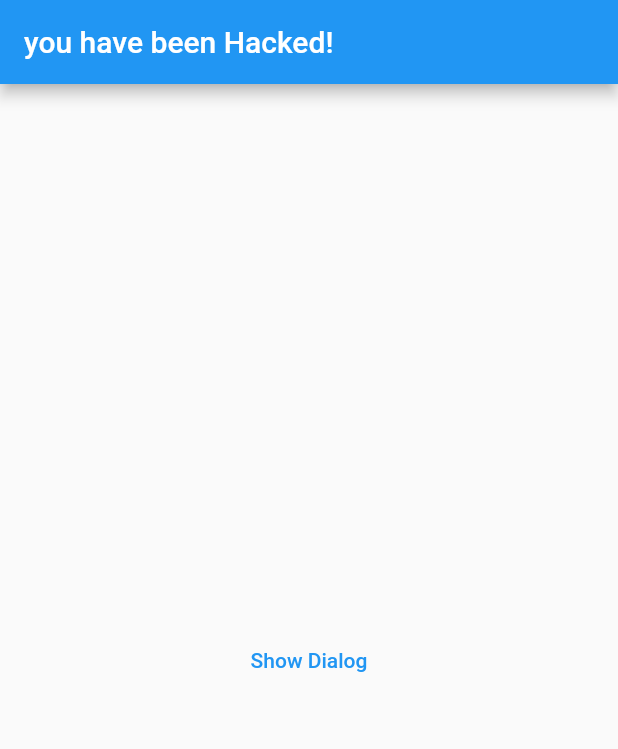
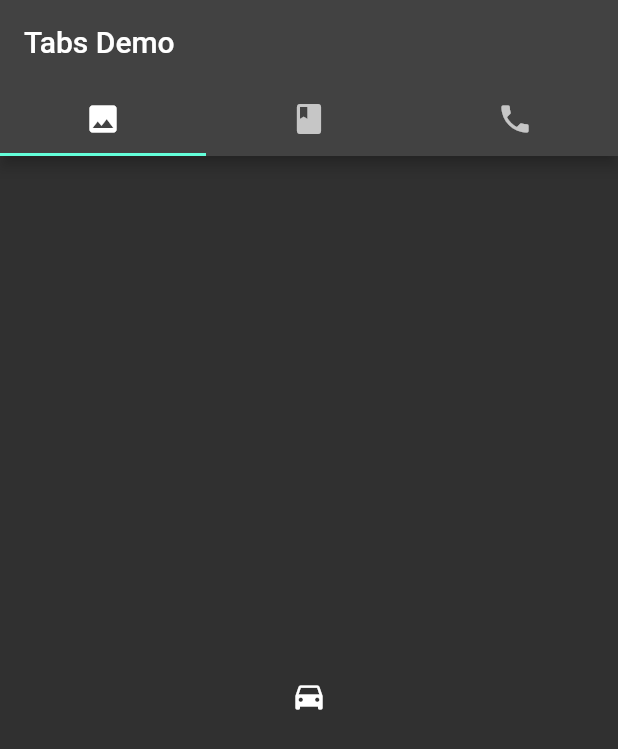
Before and after one commit to samxc/Noobie, a Flutter app: the screen it shows after launch, on a phone screen of 412 x 824 dp. Shown: the top 749 px of the screen. Run offline on Flutter 3.47's test engine with Material 2 defaults, Android fonts, the phone set to English and light mode, and no system bars.

Commit message:
changes on main file

```diff
--- a/lib/main.dart
+++ b/lib/main.dart
@@ -1,48 +1,42 @@
 import 'package:flutter/material.dart';
 
-void main() => runApp(const MyApp());
+void main() {
+  runApp(const TabBarDemo());
+}
 
-class MyApp extends StatelessWidget {
-  const MyApp({super.key});
+class TabBarDemo extends StatelessWidget {
+  const TabBarDemo({super.key});
 
   @override
   Widget build(BuildContext context) {
-    const title = 'Noobie';
-
     return MaterialApp(
-      title: title,
-      home: Scaffold(
-        appBar: AppBar(
-          title: const Text('you have been Hacked!'),
-        ),
-        body: const Center(
-          child: DialogExample(),
+      debugShowCheckedModeBanner: false,
+      theme: ThemeData(
+        brightness: Brightness.dark,
+        primaryColor: Colors.blueGrey,
+      ),
+      home: DefaultTabController(
+        length: 4,
+        child: Scaffold(
+          appBar: AppBar(
+            bottom: const TabBar(
+              tabs: [
+                Tab(icon: Icon(Icons.image)),
+                Tab(icon: Icon(Icons.book)),
+                Tab(icon: Icon(Icons.phone)),
+              ],
+            ),
+            title: const Text('Tabs Demo'),
+          ),
+          body: const TabBarView(
+            children: [
+              Icon(Icons.directions_car),
+              Icon(Icons.directions_transit),
+              Icon(Icons.directions_bike),
+            ],
+          ),
         ),
       ),
     );
   }
 }
-
-class DialogExample extends StatelessWidget {
-  const DialogExample({super.key});
-
-  @override
-  Widget build(BuildContext context) {
-    return TextButton(
-      onPressed: () => showDialog<String>(
-        context: context,
-        builder: (BuildContext context) => AlertDialog(
-          title: const Text('AlertDialog description'),
-          content: const Text('Oh no , you have been hacked!! please report'),
-          actions: <Widget>[
-            TextButton(
-              onPressed: () => Navigator.pop(context, 'Cancel'),
-              child: const Text('Cancel'),
-            )
-          ],
-        ),
-      ),
-      child: const Text('Show Dialog'),
-    );
-  }
-}
```
Also changed, not shown: 1 other file.
